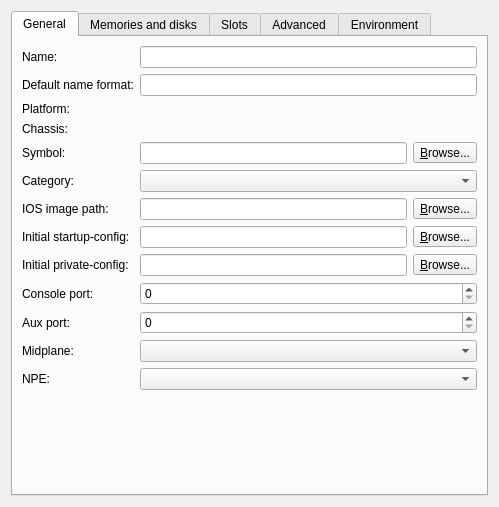
The window that gns3/modules/dynamips/ui/ios_router_configuration_page.ui (mpplab/MNSS) describes before a commit, drawn with Qt 5.
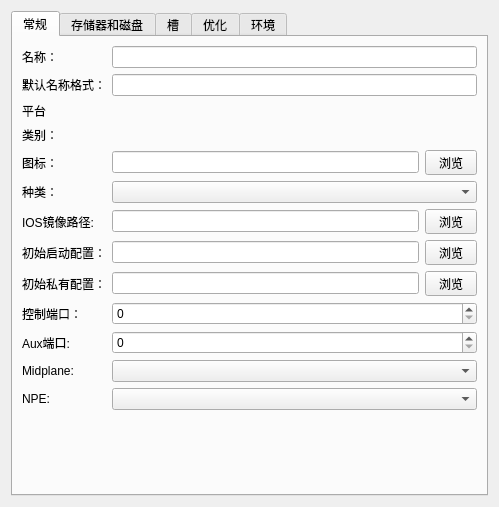
The same window after the commit.

```diff
--- a/gns3/modules/dynamips/ui/ios_router_configuration_page.ui
+++ b/gns3/modules/dynamips/ui/ios_router_configuration_page.ui
@@ -21,7 +21,7 @@
      </property>
      <widget class="QWidget" name="uiGeneralPageWidget">
       <attribute name="title">
-       <string>General</string>
+       <string>常规</string>
       </attribute>
       <layout class="QGridLayout" name="gridLayout_2">
        <item row="10" column="1">
@@ -32,7 +32,7 @@
          <item>
           <widget class="QToolButton" name="uiPrivateConfigToolButton">
            <property name="text">
-            <string>&amp;Browse...</string>
+            <string>  浏览  </string>
            </property>
            <property name="toolButtonStyle">
             <enum>Qt::ToolButtonTextOnly</enum>
@@ -60,7 +60,7 @@
        <item row="14" column="0">
         <widget class="QLabel" name="uiAuxPortLabel">
          <property name="text">
-          <string>Aux port:</string>
+          <string>Aux端口:</string>
          </property>
         </widget>
        </item>
@@ -74,14 +74,14 @@
        <item row="5" column="0">
         <widget class="QLabel" name="uiSymbolLabel">
          <property name="text">
-          <string>Symbol:</string>
+          <string>图标：</string>
          </property>
         </widget>
        </item>
        <item row="13" column="0">
         <widget class="QLabel" name="uiConsolePortLabel">
          <property name="text">
-          <string>Console port:</string>
+          <string>控制端口：</string>
          </property>
         </widget>
        </item>
@@ -93,7 +93,7 @@
          <item>
           <widget class="QToolButton" name="uiStartupConfigToolButton">
            <property name="text">
-            <string>&amp;Browse...</string>
+            <string>  浏览  </string>
            </property>
            <property name="toolButtonStyle">
             <enum>Qt::ToolButtonTextOnly</enum>
@@ -105,7 +105,7 @@
        <item row="3" column="0">
         <widget class="QLabel" name="uiPlatformLabel">
          <property name="text">
-          <string>Platform:</string>
+          <string>平台</string>
          </property>
         </widget>
        </item>
@@ -117,7 +117,7 @@
          <item>
           <widget class="QToolButton" name="uiIOSImageToolButton">
            <property name="text">
-            <string>&amp;Browse...</string>
+            <string>  浏览  </string>
            </property>
            <property name="toolButtonStyle">
             <enum>Qt::ToolButtonTextOnly</enum>
@@ -129,21 +129,21 @@
        <item row="0" column="0">
         <widget class="QLabel" name="uiNameLabel">
          <property name="text">
-          <string>Name:</string>
+          <string>名称：</string>
          </property>
         </widget>
        </item>
        <item row="10" column="0">
         <widget class="QLabel" name="uiPrivateConfigLabel">
          <property name="text">
-          <string>Initial private-config:</string>
+          <string>初始私有配置：</string>
          </property>
         </widget>
        </item>
        <item row="9" column="0">
         <widget class="QLabel" name="uiStartupConfigLabel">
          <property name="text">
-          <string>Initial startup-config:</string>
+          <string>初始启动配置：</string>
          </property>
         </widget>
        </item>
@@ -157,7 +157,7 @@
        <item row="6" column="0">
         <widget class="QLabel" name="uiCategoryLabel">
          <property name="text">
-          <string>Category:</string>
+          <string>种类：</string>
          </property>
         </widget>
        </item>
@@ -169,7 +169,7 @@
          <item>
           <widget class="QToolButton" name="uiSymbolToolButton">
            <property name="text">
-            <string>&amp;Browse...</string>
+            <string>  浏览  </string>
            </property>
            <property name="toolButtonStyle">
             <enum>Qt::ToolButtonTextOnly</enum>
@@ -181,7 +181,7 @@
        <item row="4" column="0">
         <widget class="QLabel" name="uiChassisLabel">
          <property name="text">
-          <string>Chassis:</string>
+          <string>类别：</string>
          </property>
         </widget>
        </item>
@@ -221,7 +221,7 @@
        <item row="8" column="0">
         <widget class="QLabel" name="uiIOSImageLabel">
          <property name="text">
-          <string>IOS image path:</string>
+          <string>IOS镜像路径:</string>
          </property>
         </widget>
        </item>
@@ -255,7 +255,7 @@
        <item row="1" column="0">
         <widget class="QLabel" name="uiDefaultNameFormatLabel">
          <property name="text">
-          <string>Default name format:</string>
+          <string>默认名称格式：</string>
          </property>
         </widget>
        </item>
@@ -263,7 +263,7 @@
      </widget>
      <widget class="QWidget" name="uiMemoriesPageWidget">
       <attribute name="title">
-       <string>Memories and disks</string>
+       <string>存储器和磁盘</string>
       </attribute>
       <layout class="QGridLayout" name="gridLayout_5">
        <item row="0" column="0">
@@ -438,7 +438,7 @@
      </widget>
      <widget class="QWidget" name="uiSlotsPageWidget">
       <attribute name="title">
-       <string>Slots</string>
+       <string>槽</string>
       </attribute>
       <layout class="QVBoxLayout" name="verticalLayout">
        <item>
@@ -636,7 +636,7 @@
      </widget>
      <widget class="QWidget" name="uiAdvancedPageWidget">
       <attribute name="title">
-       <string>Advanced</string>
+       <string>优化</string>
       </attribute>
       <layout class="QVBoxLayout" name="verticalLayout_4">
        <item>
@@ -812,7 +812,7 @@
      </widget>
      <widget class="QWidget" name="uiEnvironmentPageWidget">
       <attribute name="title">
-       <string>Environment</string>
+       <string>环境</string>
       </attribute>
       <layout class="QVBoxLayout" name="verticalLayout_3">
        <item>
```
Left out of the diff: 42 changed lines with no effect on the pictures.
